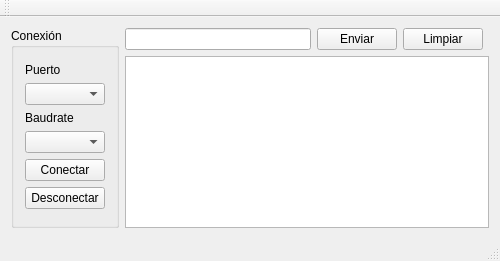
Before: the Qt Designer form mainwindow.ui in micheldavalos/Arduino_GUI, drawn with Qt 5.
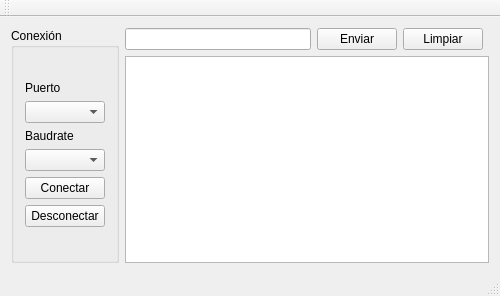
After: the same form once the commit is applied.

Commit message: cambio de título de la ventana por Terminal

Patch:
```diff
--- a/mainwindow.ui
+++ b/mainwindow.ui
@@ -7,7 +7,7 @@
     <x>0</x>
     <y>0</y>
     <width>500</width>
-    <height>261</height>
+    <height>296</height>
    </rect>
   </property>
   <property name="windowTitle">
```
Left out of the diff: 4 changed lines with no effect on the pictures.
